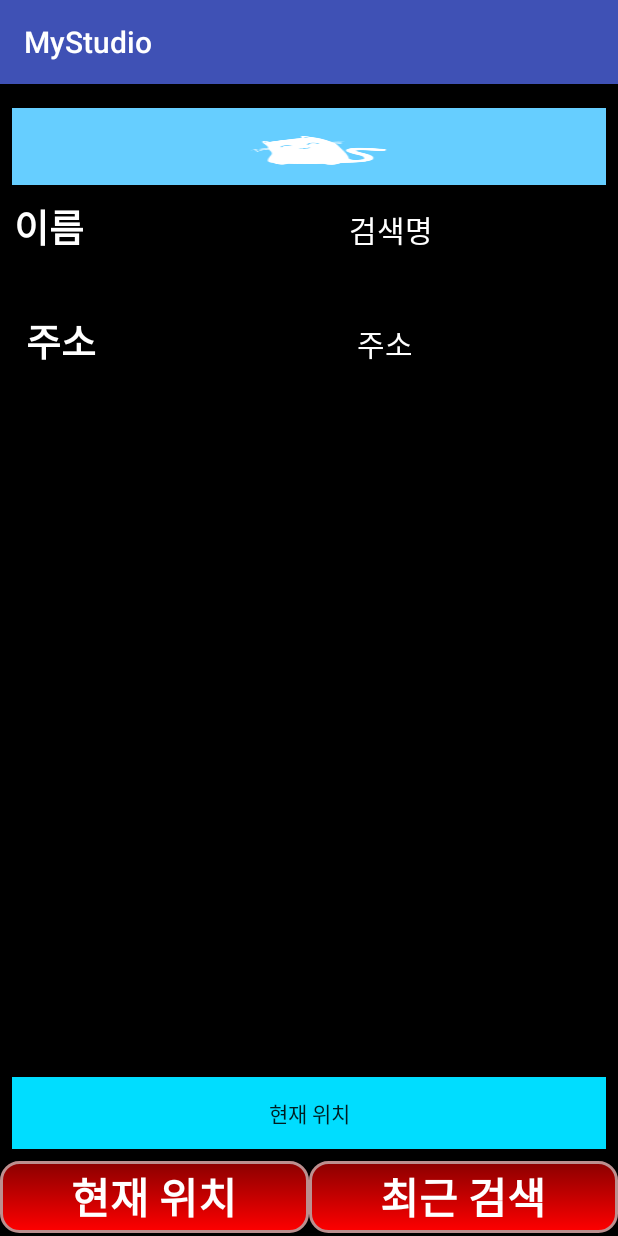
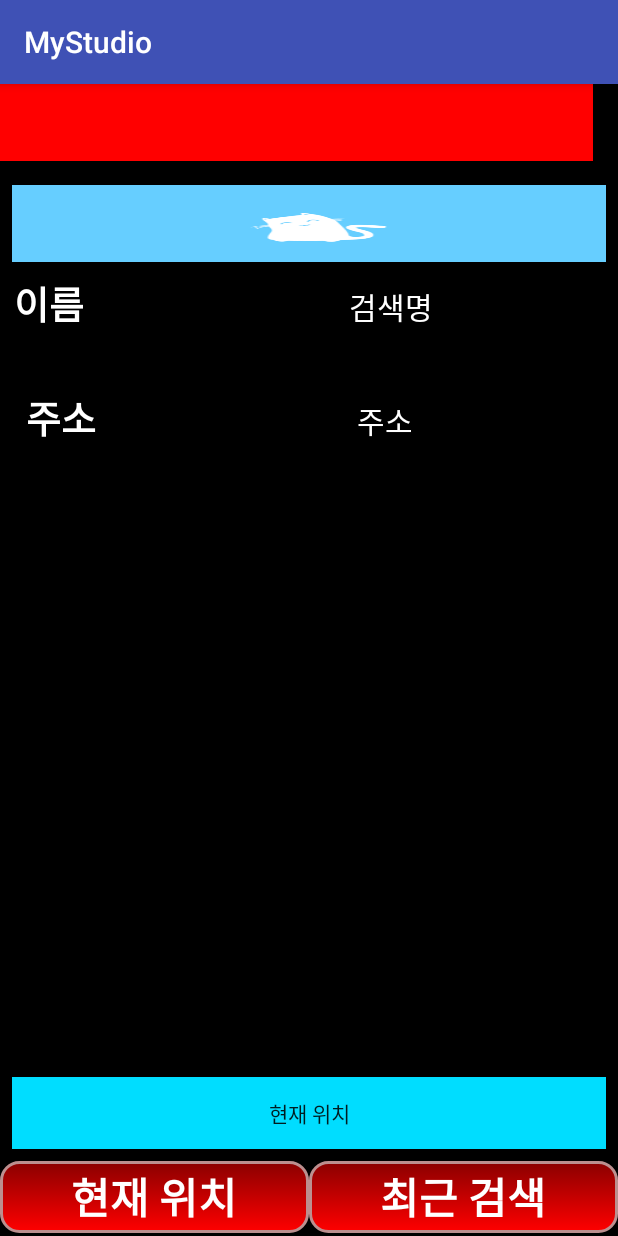
Before and after one commit to ParkJongsoon/Car_Cat, an Android app: the Fragment1 screen opened directly, with no data from a screen before it, on a phone screen of 412 x 824 dp. Run offline under Robolectric (Android 15) with nearby library versions, the phone set to English and light mode, and no system bars; libraries missing offline, so code that uses them is left out: com.sackcentury.shinebuttonlib; plain views replace ShineButton; 4 statements that could not run were skipped.

Commit message:
태우꺼까지 Backup

```diff
--- /dev/null
+++ b/app/src/main/java/material/kcci/mystudio/Access.java
@@ -0,0 +1,25 @@
+package material.kcci.mystudio;
+
+import android.util.Log;
+
+/**
+ * Created by db2 on 2017-05-26.
+ */
+
+public class Access
+{
+    //region distanceValue
+    protected  float _distanceValue;
+
+        public float getDistanceValue() {
+            Log.d("getDistanceValue",String.valueOf(_distanceValue));
+            return _distanceValue;
+        }
+
+        public void setDistanceValue(float distanceValue) {
+            _distanceValue = distanceValue;
+            Log.d("setDistanceValue",String.valueOf(_distanceValue));
+        }
+
+    //endregion
+}
--- a/app/src/main/java/material/kcci/mystudio/Fragment1.java
+++ b/app/src/main/java/material/kcci/mystudio/Fragment1.java
@@ -67,6 +67,9 @@ public class Fragment1 extends Fragment {
         startBtn = (ShineButton) root_page.findViewById(R.id.mapStart);
         mymap = new Map(getActivity(),map);
 
+
+
+
         findBtn.setOnClickListener(new View.OnClickListener()
         {
 
@@ -110,8 +113,11 @@ public class Fragment1 extends Fragment {
                         Toast.makeText(getActivity(),"해당되는 주소 정보는 없습니다",Toast.LENGTH_SHORT).show();
                     } else {
                         Address addr = list.get(0);
+                        Log.d("MY_ADDR",addr.toString());
                         double lat = addr.getLatitude();
                         double lon = addr.getLongitude();
+                        Log.d("FINISH_ADDR_1",String.valueOf(lat));
+                        Log.d("FINISH_ADDR_1",String.valueOf(lon));
                         mymap.showMyLocationMarker(lat,lon);
                         Toast.makeText(getActivity(),"Success",Toast.LENGTH_SHORT).show();
                     }
--- a/app/src/main/java/material/kcci/mystudio/MainActivity.java
+++ b/app/src/main/java/material/kcci/mystudio/MainActivity.java
@@ -1,5 +1,6 @@
 package material.kcci.mystudio;
 
+import android.graphics.Color;
 import android.hardware.Camera;
 import android.os.Bundle;
 import android.support.v4.app.FragmentTransaction;
@@ -9,13 +10,10 @@ import android.view.View;
 import android.widget.Button;
 import android.widget.TextView;
 
-public class MainActivity extends AppCompatActivity implements View.OnClickListener{
+import static android.graphics.Color.YELLOW;
 
-
-    //블루투스
-
-
-
+public class MainActivity extends AppCompatActivity implements View.OnClickListener
+{
 
     private final int FRAGMENT1 = 1;
     private final int FRAGMENT2 = 2;
@@ -24,32 +22,72 @@ public class MainActivity extends AppCompatActivity implements View.OnClickListe
 
     private Camera camera = null;
     public static boolean STATE = false;
-    TextView valWindow;
+    TextView setValue;
+    float inputValue;
+    int testNum = 0;
+    float testNum2 = 0;
+    Access access = new Access();
+
 
     @Override
-    protected void onCreate(Bundle savedInstanceState) {
+    protected void onCreate(Bundle savedInstanceState)
+    {
         super.onCreate(savedInstanceState);
         setContentView(R.layout.activity_main);
 
         camera = Camera.open(1);
         camera.setFaceDetectionListener(new FaceDetect());
 
-
         // 위젯에 대한 참조
-        bt_tab1 = (Button)findViewById(R.id.bt_tab1);
-        bt_tab2 = (Button)findViewById(R.id.bt_tab2);
+        bt_tab1 = (Button) findViewById(R.id.bt_tab1);
+        bt_tab2 = (Button) findViewById(R.id.bt_tab2);
 
         // 탭 버튼에 대한 리스너 연결
         bt_tab1.setOnClickListener(this);
         bt_tab2.setOnClickListener(this);
+        setValue = (TextView) findViewById(R.id.stateWindow);
 
-        //arduino 거리 값에 따른 색상 변경 TextView
-        valWindow = (TextView) findViewById(R.id.stateWindow);
-
+        Thread thread = new setText();
+        Log.d("TAG_11","thread Start");
+        thread.start();
         // 임의로 액티비티 호출 시점에 어느 프레그먼트를 프레임레이아웃에 띄울 것인지를 정함
         callFragment(FRAGMENT1);
+    }
 
+    public class setText extends Thread
+    {
+        @Override
+        public void run()
+        {
+            while(true)
+            {
+                Log.d("여기오니?", "여기 오는거지?");
+                float test = access.getDistanceValue();
+
+                if (test > 30.0)
+                {
+                    setValue.setBackgroundColor(Color.GREEN);
+                    Log.d("TAG", "RED");
+                } else if (test < 30.0 && test > 10.0)
+                {
+                    setValue.setBackgroundColor(YELLOW);
+                    Log.d("TAG", "YELLOW");
+                } else
+                {
+                    setValue.setBackgroundColor(Color.RED);
+                    Log.d("TAG", "RED");
+                }
+            }
+        }
     }
+
+    protected void distanceValue(String distance)
+    {
+        inputValue = Float.parseFloat(distance);
+        access.setDistanceValue(inputValue);
+        Log.d("tag_10",String.valueOf(inputValue));
+    }
+
 
     @Override
     public void onClick(View v) {
@@ -103,6 +141,7 @@ public class MainActivity extends AppCompatActivity implements View.OnClickListe
         camera.stopFaceDetection();
         camera.stopPreview();
         STATE = false;
+
     }
 
     @Override
@@ -131,30 +170,7 @@ public class MainActivity extends AppCompatActivity implements View.OnClickListe
         STATE = false;
     }
 
-    protected  void  distanceValue(String distance)
-    {
-        float inputValue = Float.parseFloat(distance);
-
-
-        if(inputValue>30)
-        {
-            Log.d("inputValue","Safe");
-            valWindow.setBackgroundColor(051);
-        }
-        else if(inputValue<30&&inputValue>10)
-        {
-            Log.d("inputValue","Waring");
-            valWindow.setBackgroundColor(000);
-        }
-        else
-        {
-            Log.d("inputValue","OMG");
-            valWindow.setBackgroundColor(000);
-        }
-    }
-
     class FaceDetect implements Camera.FaceDetectionListener{
-
         @Override
         public void onFaceDetection(Camera.Face[] faces, Camera camera) {
             if (faces.length > 0){
@@ -165,10 +181,4 @@ public class MainActivity extends AppCompatActivity implements View.OnClickListe
         }
 
     }
-
-
-
-
-
-
 }
--- a/app/src/main/res/layout/activity_main.xml
+++ b/app/src/main/res/layout/activity_main.xml
@@ -20,7 +20,8 @@
                  android:layout_width="match_parent"
                  android:layout_height="match_parent"
                  android:layout_above="@+id/linearLayout"
-                 android:layout_alignParentEnd="true">
+                 android:layout_alignParentEnd="true"
+                 android:layout_below="@+id/stateWindow">
 
     </FrameLayout>
 
```
Also changed, not shown: app/src/main/java/material/kcci/mystudio/BluetoothService.java (+9 -7 lines), app/src/main/java/material/kcci/mystudio/StartActivity.java (+70 -6 lines), app/src/main/res/layout/activity_start.xml (+35 -13 lines), app/src/main/res/drawable/car.JPG (added), 1 other file.
